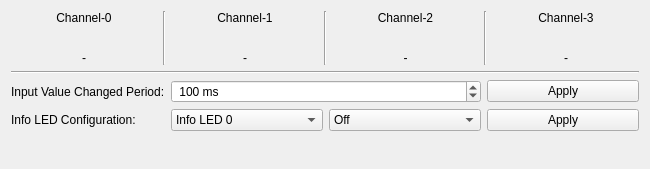
Tinkerforge/brickv, file src/brickv/plugin_system/plugins/industrial_digital_in_4_v2/ui/industrial_digital_in_4_v2.ui: the form before one commit.
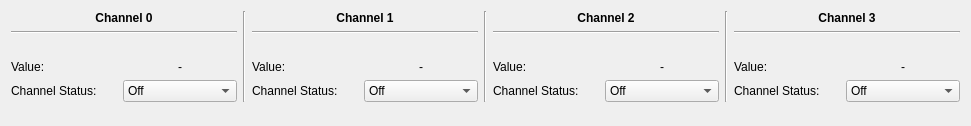
The form after the commit.

Commit message: industrial-digital-in-4-v2: Fix channel status LED config UI

What changed in the file:
```diff
--- a/src/brickv/plugin_system/plugins/industrial_digital_in_4_v2/ui/industrial_digital_in_4_v2.ui
+++ b/src/brickv/plugin_system/plugins/industrial_digital_in_4_v2/ui/industrial_digital_in_4_v2.ui
@@ -6,8 +6,8 @@
    <rect>
     <x>0</x>
     <y>0</y>
-    <width>650</width>
-    <height>169</height>
+    <width>971</width>
+    <height>126</height>
    </rect>
   </property>
   <property name="windowTitle">
@@ -17,19 +17,80 @@
    <item>
     <layout class="QHBoxLayout" name="horizontalLayout_4">
      <item>
-      <layout class="QVBoxLayout" name="verticalLayout_13">
-       <item>
+      <layout class="QGridLayout" name="gridLayout_2">
+       <property name="bottomMargin">
+        <number>0</number>
+       </property>
+       <item row="4" column="1">
+        <widget class="QComboBox" name="cbox_cs0_cfg">
+         <property name="sizePolicy">
+          <sizepolicy hsizetype="Expanding" vsizetype="Fixed">
+           <horstretch>0</horstretch>
+           <verstretch>0</verstretch>
+          </sizepolicy>
+         </property>
+         <item>
+          <property name="text">
+           <string>Off</string>
+          </property>
+         </item>
+         <item>
+          <property name="text">
+           <string>On</string>
+          </property>
+         </item>
+         <item>
+          <property name="text">
+           <string>Heartbeat</string>
+          </property>
+         </item>
+         <item>
+          <property name="text">
+           <string>Channel Status</string>
+          </property>
+         </item>
+        </widget>
+       </item>
+       <item row="0" column="0" colspan="2">
         <widget class="QLabel" name="lbl_stat_ch0">
+         <property name="sizePolicy">
+          <sizepolicy hsizetype="Expanding" vsizetype="Preferred">
+           <horstretch>0</horstretch>
+           <verstretch>0</verstretch>
+          </sizepolicy>
+         </property>
          <property name="text">
-          <string>Channel-0</string>
+          <string>&lt;html&gt;&lt;head/&gt;&lt;body&gt;&lt;p&gt;&lt;span style=&quot; font-weight:600;&quot;&gt;Channel 0&lt;/span&gt;&lt;/p&gt;&lt;/body&gt;&lt;/html&gt;</string>
+         </property>
+         <property name="textFormat">
+          <enum>Qt::RichText</enum>
          </property>
          <property name="alignment">
           <set>Qt::AlignCenter</set>
          </property>
         </widget>
        </item>
-       <item>
+       <item row="4" column="0">
+        <widget class="QLabel" name="lbl_lc">
+         <property name="sizePolicy">
+          <sizepolicy hsizetype="Expanding" vsizetype="Preferred">
+           <horstretch>0</horstretch>
+           <verstretch>0</verstretch>
+          </sizepolicy>
+         </property>
+         <property name="text">
+          <string>Channel Status:</string>
+         </property>
+        </widget>
+       </item>
+       <item row="2" column="0" colspan="2">
         <widget class="QLabel" name="lbl_stat_i_ch0">
+         <property name="sizePolicy">
+          <sizepolicy hsizetype="Expanding" vsizetype="Preferred">
+           <horstretch>0</horstretch>
+           <verstretch>0</verstretch>
+          </sizepolicy>
+         </property>
          <property name="text">
           <string/>
          </property>
@@ -38,8 +99,14 @@
          </property>
         </widget>
        </item>
-       <item>
+       <item row="3" column="1">
         <widget class="QLabel" name="lbl_stat_v_ch0">
+         <property name="sizePolicy">
+          <sizepolicy hsizetype="Expanding" vsizetype="Preferred">
+           <horstretch>0</horstretch>
+           <verstretch>0</verstretch>
+          </sizepolicy>
+         </property>
          <property name="text">
           <string>-</string>
          </property>
@@ -48,6 +115,26 @@
          </property>
         </widget>
        </item>
+       <item row="3" column="0">
+        <widget class="QLabel" name="label">
+         <property name="sizePolicy">
+          <sizepolicy hsizetype="Expanding" vsizetype="Preferred">
+           <horstretch>0</horstretch>
+           <verstretch>0</verstretch>
+          </sizepolicy>
+         </property>
+         <property name="text">
+          <string>Value:</string>
+         </property>
+        </widget>
+       </item>
+       <item row="1" column="0" colspan="2">
+        <widget class="Line" name="line">
+         <property name="orientation">
+          <enum>Qt::Horizontal</enum>
+         </property>
+        </widget>
+       </item>
       </layout>
      </item>
      <item>
@@ -58,29 +145,47 @@
       </widget>
      </item>
      <item>
-      <layout class="QVBoxLayout" name="verticalLayout_10">
-       <item>
+      <layout class="QGridLayout" name="gridLayout_3">
+       <item row="4" column="0">
+        <widget class="QLabel" name="label_4">
+         <property name="sizePolicy">
+          <sizepolicy hsizetype="Expanding" vsizetype="Preferred">
+           <horstretch>0</horstretch>
+           <verstretch>0</verstretch>
+          </sizepolicy>
+         </property>
+         <property name="text">
+          <string>Channel Status:</string>
+         </property>
+        </widget>
+       </item>
+       <item row="0" column="0" colspan="2">
         <widget class="QLabel" name="lbl_stat_ch1">
-         <property name="text">
-          <string>Channel-1</string>
+         <property name="sizePolicy">
+          <sizepolicy hsizetype="Expanding" vsizetype="Preferred">
+           <horstretch>0</horstretch>
+           <verstretch>0</verstretch>
+          </sizepolicy>
          </property>
-         <property name="alignment">
-          <set>Qt::AlignCenter</set>
-         </property>
-        </widget>
-       </item>
-       <item>
-        <widget class="QLabel" name="lbl_stat_i_ch1">
          <property name="text">
-          <string/>
+          <string>&lt;html&gt;&lt;head/&gt;&lt;body&gt;&lt;p&gt;&lt;span style=&quot; font-weight:600;&quot;&gt;Channel 1&lt;/span&gt;&lt;/p&gt;&lt;/body&gt;&lt;/html&gt;</string>
          </property>
+         <property name="textFormat">
+          <enum>Qt::RichText</enum>
+         </property>
          <property name="alignment">
           <set>Qt::AlignCenter</set>
          </property>
         </widget>
        </item>
-       <item>
+       <item row="3" column="1">
         <widget class="QLabel" name="lbl_stat_v_ch1">
+         <property name="sizePolicy">
+          <sizepolicy hsizetype="Expanding" vsizetype="Preferred">
+           <horstretch>0</horstretch>
+           <verstretch>0</verstretch>
+          </sizepolicy>
+         </property>
          <property name="text">
           <string>-</string>
          </property>
@@ -89,6 +194,72 @@
          </property>
         </widget>
        </item>
+       <item row="3" column="0">
+        <widget class="QLabel" name="label_2">
+         <property name="sizePolicy">
+          <sizepolicy hsizetype="Expanding" vsizetype="Preferred">
+           <horstretch>0</horstretch>
+           <verstretch>0</verstretch>
+          </sizepolicy>
+         </property>
+         <property name="text">
+          <string>Value:</string>
+         </property>
+        </widget>
+       </item>
+       <item row="4" column="1">
+        <widget class="QComboBox" name="cbox_cs1_cfg">
+         <property name="sizePolicy">
+          <sizepolicy hsizetype="Expanding" vsizetype="Fixed">
+           <horstretch>0</horstretch>
+           <verstretch>0</verstretch>
+          </sizepolicy>
+         </property>
+         <item>
+          <property name="text">
+           <string>Off</string>
+          </property>
+         </item>
+         <item>
+          <property name="text">
+           <string>On</string>
+          </property>
+         </item>
+         <item>
+          <property name="text">
+           <string>Heartbeat</string>
+          </property>
+         </item>
+         <item>
+          <property name="text">
+           <string>Channel Status</string>
+          </property>
+         </item>
+        </widget>
+       </item>
+       <item row="2" column="0" colspan="2">
+        <widget class="QLabel" name="lbl_stat_i_ch1">
+         <property name="sizePolicy">
+          <sizepolicy hsizetype="Expanding" vsizetype="Preferred">
+           <horstretch>0</horstretch>
+           <verstretch>0</verstretch>
+          </sizepolicy>
+         </property>
+         <property name="text">
+          <string/>
+         </property>
+         <property name="alignment">
+          <set>Qt::AlignCenter</set>
+         </property>
+        </widget>
+       </item>
+       <item row="1" column="0" colspan="2">
+        <widget class="Line" name="line_2">
+         <property name="orientation">
+          <enum>Qt::Horizontal</enum>
+         </property>
+        </widget>
+       </item>
       </layout>
      </item>
      <item>
@@ -99,19 +270,109 @@
       </widget>
      </item>
      <item>
-      <layout class="QVBoxLayout" name="verticalLayout_11">
-       <item>
+      <layout class="QGridLayout" name="gridLayout_4">
+       <item row="3" column="1">
+        <widget class="QLabel" name="lbl_stat_v_ch2">
+         <property name="sizePolicy">
+          <sizepolicy hsizetype="Expanding" vsizetype="Preferred">
+           <horstretch>0</horstretch>
+           <verstretch>0</verstretch>
+          </sizepolicy>
+         </property>
+         <property name="text">
+          <string>-</string>
+         </property>
+         <property name="alignment">
+          <set>Qt::AlignCenter</set>
+         </property>
+        </widget>
+       </item>
+       <item row="4" column="1">
+        <widget class="QComboBox" name="cbox_cs2_cfg">
+         <property name="sizePolicy">
+          <sizepolicy hsizetype="Expanding" vsizetype="Fixed">
+           <horstretch>0</horstretch>
+           <verstretch>0</verstretch>
+          </sizepolicy>
+         </property>
+         <item>
+          <property name="text">
+           <string>Off</string>
+          </property>
+         </item>
+         <item>
+          <property name="text">
+           <string>On</string>
+          </property>
+         </item>
+         <item>
+          <property name="text">
+           <string>Heartbeat</string>
+          </property>
+         </item>
+         <item>
+          <property name="text">
+           <string>Channel Status</string>
+          </property>
+         </item>
+        </widget>
+       </item>
+       <item row="3" column="0">
+        <widget class="QLabel" name="label_5">
+         <property name="sizePolicy">
+          <sizepolicy hsizetype="Expanding" vsizetype="Preferred">
+           <horstretch>0</horstretch>
+           <verstretch>0</verstretch>
+          </sizepolicy>
+         </property>
+         <property name="text">
+          <string>Value:</string>
+         </property>
+         <property name="textFormat">
+          <enum>Qt::AutoText</enum>
+         </property>
+        </widget>
+       </item>
+       <item row="0" column="0" colspan="2">
         <widget class="QLabel" name="lbl_stat_ch2">
+         <property name="sizePolicy">
+          <sizepolicy hsizetype="Expanding" vsizetype="Preferred">
+           <horstretch>0</horstretch>
+           <verstretch>0</verstretch>
+          </sizepolicy>
+         </property>
          <property name="text">
-          <string>Channel-2</string>
+          <string>&lt;html&gt;&lt;head/&gt;&lt;body&gt;&lt;p&gt;&lt;span style=&quot; font-weight:600;&quot;&gt;Channel 2&lt;/span&gt;&lt;/p&gt;&lt;/body&gt;&lt;/html&gt;</string>
+         </property>
+         <property name="textFormat">
+          <enum>Qt::RichText</enum>
          </property>
          <property name="alignment">
           <set>Qt::AlignCenter</set>
          </property>
         </widget>
        </item>
-       <item>
+       <item row="4" column="0">
+        <widget class="QLabel" name="label_7">
+         <property name="sizePolicy">
+          <sizepolicy hsizetype="Expanding" vsizetype="Preferred">
+           <horstretch>0</horstretch>
+           <verstretch>0</verstretch>
+          </sizepolicy>
+         </property>
+         <property name="text">
+          <string>Channel Status:</string>
+         </property>
+        </widget>
+       </item>
+       <item row="2" column="0" colspan="2">
         <widget class="QLabel" name="lbl_stat_i_ch2">
+         <property name="sizePolicy">
+          <sizepolicy hsizetype="Expanding" vsizetype="Preferred">
+           <horstretch>0</horstretch>
+           <verstretch>0</verstretch>
+          </sizepolicy>
+         </property>
          <property name="text">
           <string/>
          </property>
@@ -120,13 +381,10 @@
          </property>
         </widget>
        </item>
-       <item>
-        <widget class="QLabel" name="lbl_stat_v_ch2">
-         <property name="text">
-          <string>-</string>
-         </property>
-         <property name="alignment">
-          <set>Qt::AlignCenter</set>
+       <item row="1" column="0" colspan="2">
+        <widget class="Line" name="line_3">
+         <property name="orientation">
+          <enum>Qt::Horizontal</enum>
          </property>
         </widget>
        </item>
@@ -140,19 +398,106 @@
       </widget>
      </item>
      <item>
-      <layout class="QVBoxLayout" name="verticalLayout_12">
-       <item>
+      <layout class="QGridLayout" name="gridLayout_5">
+       <item row="3" column="1">
+        <widget class="QLabel" name="lbl_stat_v_ch3">
+         <property name="sizePolicy">
+          <sizepolicy hsizetype="Expanding" vsizetype="Preferred">
+           <horstretch>0</horstretch>
+           <verstretch>0</verstretch>
+          </sizepolicy>
+         </property>
+         <property name="text">
+          <string>-</string>
+         </property>
+         <property name="alignment">
+          <set>Qt::AlignCenter</set>
+         </property>
+        </widget>
+       </item>
+       <item row="4" column="1">
+        <widget class="QComboBox" name="cbox_cs3_cfg">
+         <property name="sizePolicy">
+          <sizepolicy hsizetype="Expanding" vsizetype="Fixed">
+           <horstretch>0</horstretch>
+           <verstretch>0</verstretch>
+          </sizepolicy>
+         </property>
+         <item>
+          <property name="text">
+           <string>Off</string>
+          </property>
+         </item>
+         <item>
+          <property name="text">
+           <string>On</string>
+          </property>
+         </item>
+         <item>
+          <property name="text">
+           <string>Heartbeat</string>
+          </property>
+         </item>
+         <item>
+          <property name="text">
+           <string>Channel Status</string>
+          </property>
+         </item>
+        </widget>
+       </item>
+       <item row="0" column="0" colspan="2">
         <widget class="QLabel" name="lbl_stat_ch3">
+         <property name="sizePolicy">
+          <sizepolicy hsizetype="Expanding" vsizetype="Preferred">
+           <horstretch>0</horstretch>
+           <verstretch>0</verstretch>
+          </sizepolicy>
+         </property>
          <property name="text">
-          <string>Channel-3</string>
+          <string>&lt;html&gt;&lt;head/&gt;&lt;body&gt;&lt;p&gt;&lt;span style=&quot; font-weight:600;&quot;&gt;Channel 3&lt;/span&gt;&lt;/p&gt;&lt;/body&gt;&lt;/html&gt;</string>
+         </property>
+         <property name="textFormat">
+          <enum>Qt::RichText</enum>
          </property>
          <property name="alignment">
           <set>Qt::AlignCenter</set>
          </property>
         </widget>
        </item>
-       <item>
+       <item row="3" column="0">
+        <widget class="QLabel" name="label_8">
+         <property name="sizePolicy">
+          <sizepolicy hsizetype="Expanding" vsizetype="Preferred">
+           <horstretch>0</horstretch>
+           <verstretch>0</verstretch>
+          </sizepolicy>
+         </property>
+         <property name="text">
+          <string>Value:</string>
+         </property>
+        </widget>
+       </item>
+       <item row="4" column="0">
+        <widget class="QLabel" name="label_10">
+         <property name="sizePolicy">
+          <sizepolicy hsizetype="Expanding" vsizetype="Preferred">
+           <horstretch>0</horstretch>
+           <verstretch>0</verstretch>
+          </sizepolicy>
+         </property>
+         <property name="text">
+          <string>Channel Status:</string>
+         </property>
+        </widget>
+       </item>
+       <item row="2" column="0" colspan="2">
         <widget class="QLabel" name="lbl_stat_i_ch3">
+         <property name="sizePolicy">
+          <sizepolicy hsizetype="Expanding" vsizetype="Preferred">
+           <horstretch>0</horstretch>
+           <verstretch>0</verstretch>
+          </sizepolicy>
+         </property>
          <property name="text">
           <string/>
          </property>
@@ -161,13 +506,10 @@
          </property>
         </widget>
        </item>
-       <item>
-        <widget class="QLabel" name="lbl_stat_v_ch3">
-         <property name="text">
-          <string>-</string>
-         </property>
-         <property name="alignment">
-          <set>Qt::AlignCenter</set>
+       <item row="1" column="0" colspan="2">
+        <widget class="Line" name="line_4">
+         <property name="orientation">
+          <enum>Qt::Horizontal</enum>
          </property>
         </widget>
        </item>
@@ -175,112 +517,6 @@
      </item>
     </layout>
    </item>
-   <item>
-    <widget class="Line" name="line">
-     <property name="orientation">
-      <enum>Qt::Horizontal</enum>
-     </property>
-    </widget>
-   </item>
-   <item>
-    <layout class="QGridLayout" name="gridLayout">
-     <item row="1" column="2">
-      <widget class="QComboBox" name="cbox_lc_c">
-       <item>
-        <property name="text">
-         <string>Off</string>
-        </property>
-       </item>
-       <item>
-        <property name="text">
-         <string>On</string>
-        </property>
-       </item>
-       <item>
-        <property name="text">
-         <string>Heartbeat</string>
-        </property>
-       </item>
-       <item>
-        <property name="text">
-         <string>Channel Status</string>
-        </property>
-       </item>
-      </widget>
-     </item>
-     <item row="0" column="0">
-      <widget class="QLabel" name="lbl_iv_period">
-       <property name="text">
-        <string>Input Value Changed Period:</string>
-       </property>
-      </widget>
-     </item>
-     <item row="1" column="1">
-      <widget class="QComboBox" name="cbox_lc_l">
-       <item>
-        <property name="text">
-         <string>Info LED 0</string>
-        </property>
-       </item>
-       <item>
-        <property name="text">
-         <string>Info LED 1</string>
-        </property>
-       </item>
-       <item>
-        <property name="text">
-         <string>Info LED 2</string>
-        </property>
-       </item>
-       <item>
-        <property name="text">
-         <string>Info LED 3</string>
-        </property>
-       </item>
-      </widget>
-     </item>
-     <item row="1" column="3">
-      <widget class="QPushButton" name="btn_lc_apply">
-       <property name="text">
-        <string>Apply</string>
-       </property>
-      </widget>
-     </item>
-     <item row="0" column="3">
-      <widget class="QPushButton" name="btn_iv_period_apply">
-       <property name="text">
-        <string>Apply</string>
-       </property>
-      </widget>
-     </item>
-     <item row="0" column="1" colspan="2">
-      <widget class="QSpinBox" name="sbox_iv_period">
-       <property name="suffix">
-        <string> ms</string>
-       </property>
-       <property name="prefix">
-        <string> </string>
-       </property>
-       <property name="minimum">
-        <number>1</number>
-       </property>
-       <property name="maximum">
-        <number>2147483647</number>
-       </property>
-       <property name="value">
-        <number>100</number>
-       </property>
-      </widget>
-     </item>
-     <item row="1" column="0">
-      <widget class="QLabel" name="lbl_lc">
-       <property name="text">
-        <string>Info LED Configuration:</string>
-       </property>
-      </widget>
-     </item>
-    </layout>
-   </item>
    <item>
     <spacer name="verticalSpacer">
      <property name="orientation">
```
The commit also changes 1 other file.
